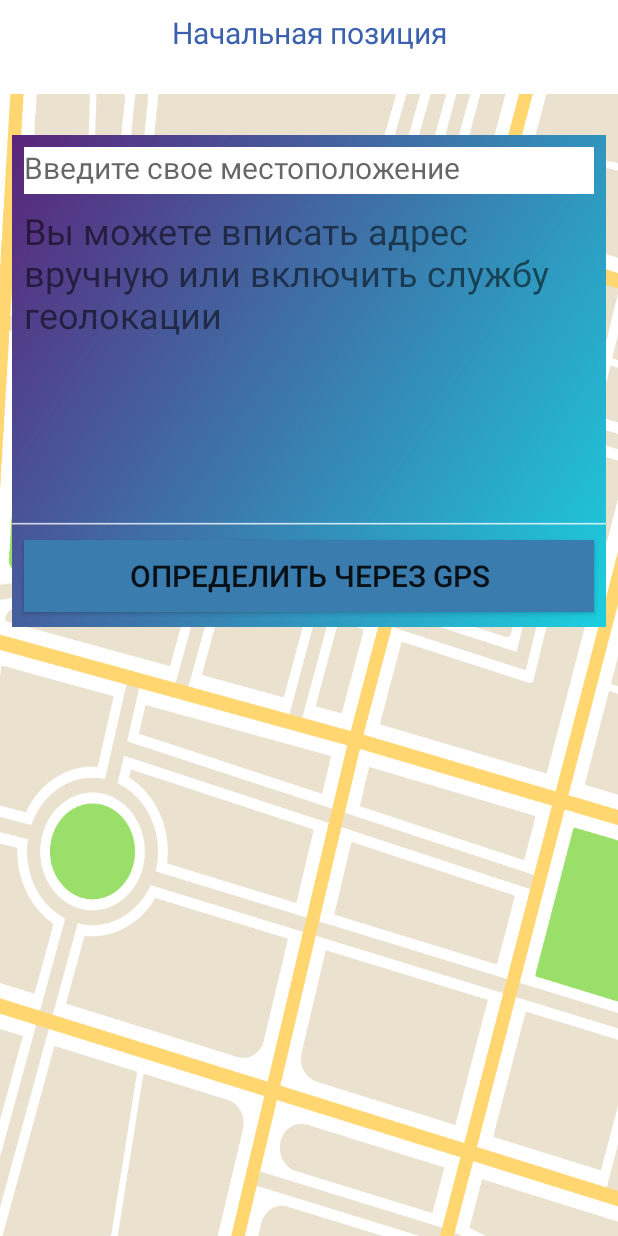
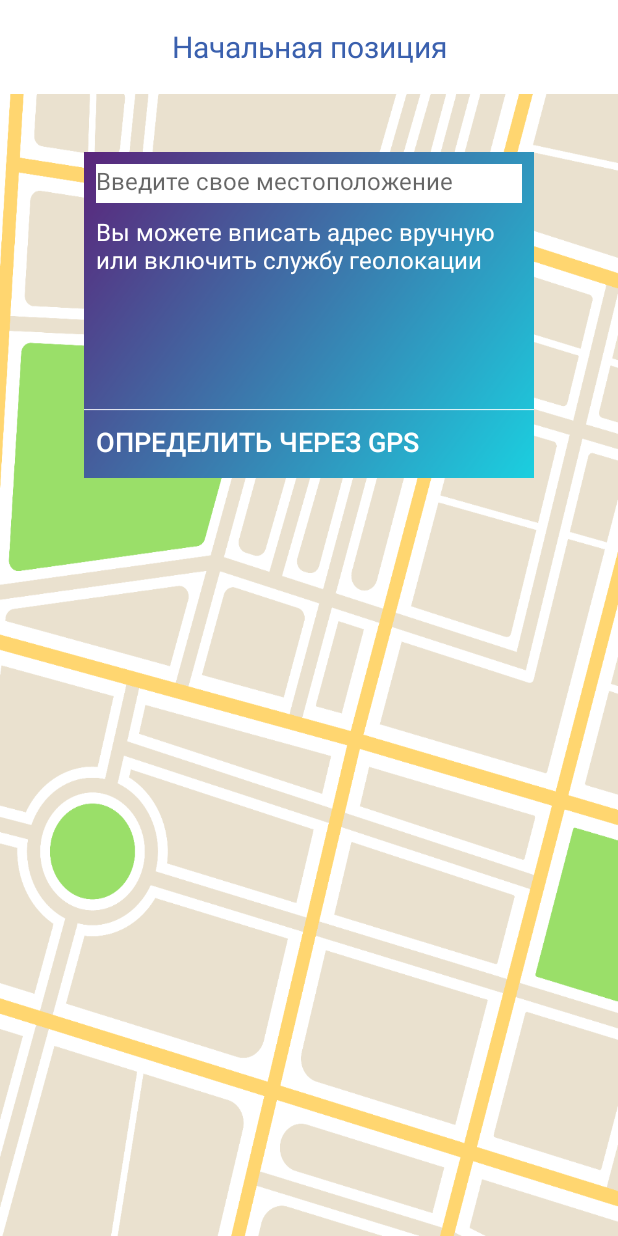
Before and after one commit to architectD/Delhel, an Android app: the Route screen opened directly, with no data from a screen before it, on a phone screen of 412 x 824 dp. Run offline under Robolectric (Android 15) with nearby library versions, the phone set to English and light mode, and no system bars.

Commit message:
new design

```diff
--- a/app/src/main/res/layout/route.xml
+++ b/app/src/main/res/layout/route.xml
@@ -1,11 +1,10 @@
 <?xml version="1.0" encoding="utf-8"?>
-<android.support.constraint.ConstraintLayout
-    xmlns:android="http://schemas.android.com/apk/res/android"
+<android.support.constraint.ConstraintLayout xmlns:android="http://schemas.android.com/apk/res/android"
     xmlns:app="http://schemas.android.com/apk/res-auto"
     xmlns:tools="http://schemas.android.com/tools"
     android:layout_width="match_parent"
-    android:background="@mipmap/route1back"
-    android:layout_height="match_parent">
+    android:layout_height="match_parent"
+    android:background="@mipmap/route1back">
 
     <TextView
         android:id="@+id/textView"
@@ -18,31 +17,35 @@
         android:text="@string/startPosition"
         android:textColor="#3A60AE"
         android:textSize="20sp"
-        app:layout_constraintBottom_toBottomOf="parent"
+        app:layout_constraintBottom_toTopOf="@+id/guideline2"
         app:layout_constraintEnd_toEndOf="parent"
         app:layout_constraintStart_toStartOf="parent"
-        app:layout_constraintTop_toTopOf="parent"
-        app:layout_constraintVertical_bias="0.0" />
+        app:layout_constraintTop_toTopOf="parent" />
 
     <RelativeLayout
         android:id="@+id/imageView"
-        android:layout_width="match_parent"
-        android:layout_height="328dp"
-        android:layout_marginTop="90dp"
-        android:layout_marginLeft="8dp"
-        android:layout_marginRight="8dp"
+        android:layout_width="300dp"
+        android:layout_height="217dp"
+        android:layout_marginEnd="8dp"
+        android:layout_marginStart="8dp"
+        android:layout_marginTop="40dp"
         android:background="@mipmap/route01"
         android:orientation="vertical"
+        app:layout_constraintEnd_toEndOf="parent"
         app:layout_constraintStart_toStartOf="parent"
-        app:layout_constraintTop_toTopOf="parent">
+        app:layout_constraintTop_toTopOf="@+id/guideline2">
 
         <ProgressBar
             android:id="@+id/progressBar"
-            android:visibility="invisible"
-            android:layout_alignParentRight="true"
-            android:layout_above="@id/gpsBtn"
+            style="@android:style/Widget.DeviceDefault.Light.ProgressBar"
             android:layout_width="wrap_content"
-            android:layout_height="wrap_content" />
+            android:layout_height="wrap_content"
+            android:layout_above="@+id/gpsBtn"
+            android:indeterminate="true"
+            android:indeterminateTintMode="src_atop"
+            android:indeterminateTint="#FFFFFF"
+            android:layout_centerHorizontal="true"
+            android:visibility="invisible" />
 
         <TextView
             android:id="@+id/geoAddress"
@@ -56,18 +59,19 @@
             android:onClick="onClickEnterField"
             android:paddingBottom="4dp"
             android:textColor="@android:color/black"
-            android:textSize="20sp" />
+            android:textSize="16sp" />
 
         <TextView
             android:id="@+id/hintTextView"
             android:layout_width="wrap_content"
             android:layout_height="wrap_content"
+            android:layout_below="@id/geoAddress"
             android:layout_marginEnd="8dp"
             android:layout_marginStart="8dp"
             android:layout_marginTop="8dp"
             android:text="@string/hintTextView"
-            android:textSize="24sp"
-            android:layout_below="@id/geoAddress">
+            android:textColor="@android:color/white"
+            android:textSize="16sp">
 
         </TextView>
 
@@ -75,16 +79,24 @@
             android:id="@+id/gpsBtn"
             android:layout_width="match_parent"
             android:layout_height="wrap_content"
-            android:background="#3A7CAE"
+            android:layout_alignLeft="@+id/hintTextView"
+            android:layout_alignParentBottom="true"
+            android:layout_alignStart="@+id/hintTextView"
+            android:background="@android:color/transparent"
             android:onClick="onClickGps"
-            android:layout_marginEnd="8dp"
-            android:layout_marginStart="8dp"
-            android:layout_marginBottom="10dp"
             android:text="@string/gpsBtn"
-            android:textSize="20sp"
-            android:layout_alignParentBottom="true"/>
+            android:textAlignment="viewStart"
+            android:textColor="@android:color/white"
+            android:textSize="18sp" />
 
     </RelativeLayout>
 
+    <android.support.constraint.Guideline
+        android:id="@+id/guideline2"
+        android:layout_width="wrap_content"
+        android:layout_height="wrap_content"
+        android:orientation="horizontal"
+        app:layout_constraintGuide_percent="0.074074075" />
+
 
 </android.support.constraint.ConstraintLayout>
--- a/app/src/main/res/values/strings.xml
+++ b/app/src/main/res/values/strings.xml
@@ -17,4 +17,5 @@
     <string name="hintTextView">Вы можете вписать адрес вручную или включить службу геолокации</string>
     <string name="enterLocationTextView">Введите свое местоположение</string>
     <string name="startPosition">Начальная  позиция</string>
+    <string name="btn_add_qr_code"><u>Добавить через QR-коды</u></string>
 </resources>
```
Also changed, not shown: app/src/main/res/layout/login.xml (+11 -5 lines), app/src/main/res/layout/qrcode.xml (+29 -0 lines), app/src/main/res/layout/route_list.xml (+25 -31 lines).
